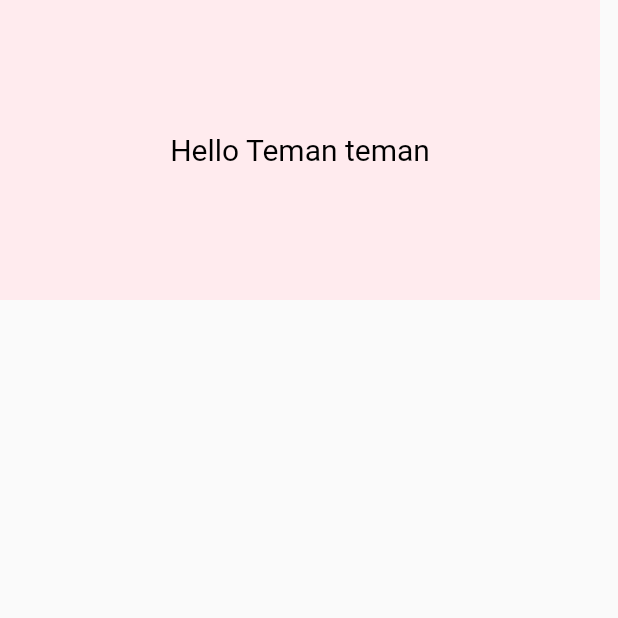
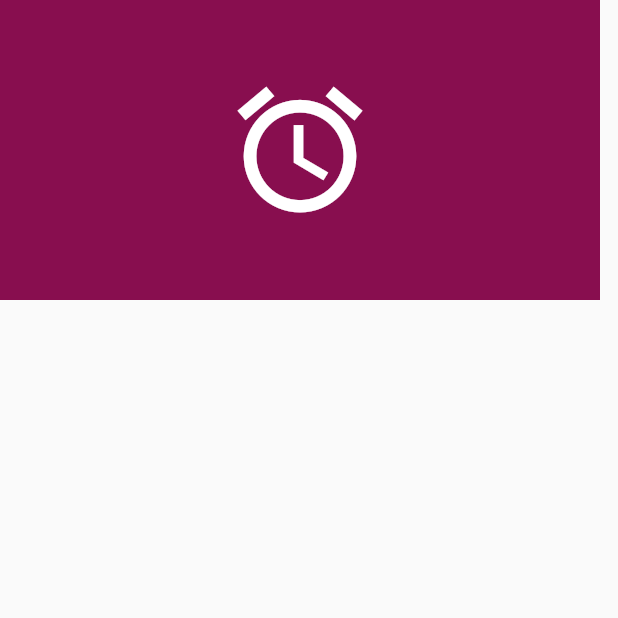
Before and after one commit to rartdian/flutter, a Flutter app: the screen it shows after launch, on a phone screen of 412 x 824 dp, the top half of it. Run offline on Flutter 3.47's test engine with Material 2 defaults, Android fonts, the phone set to English and light mode, and no system bars.

Commit message:
belajar basic widget icon

```diff
--- a/lib/main.dart
+++ b/lib/main.dart
@@ -10,13 +10,11 @@ class HomePage extends StatelessWidget {
   Widget build(BuildContext context) {
     return Scaffold(
         body: Container(
-            color: Colors.red[50],
+            color: Colors.pink[900],
             width: 400.0,
             height: 200.0,
             child: Center(
-                child: Text(
-              "Hello Teman teman",
-              style: TextStyle(color: Colors.black, fontSize: 20),
-            ))));
+              child: Icon(Icons.alarm, color: Colors.white, size: 100.0),
+            )));
   }
 }
```
